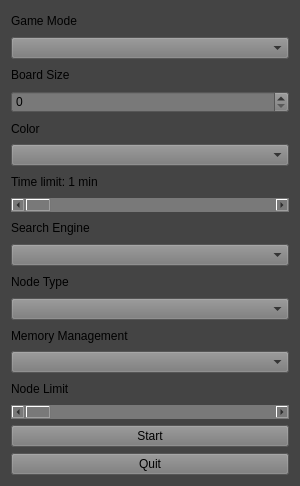
The window that ui/qt/omega/src/mainwindow.ui (Aenteas/MCTS) describes before a commit, drawn with Qt 5.
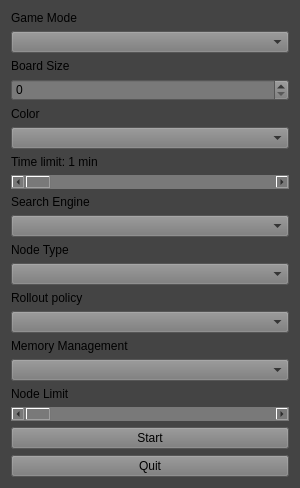
The same window after the commit.

Commit message: random policy

Patch:
```diff
--- a/ui/qt/omega/src/mainwindow.ui
+++ b/ui/qt/omega/src/mainwindow.ui
@@ -133,6 +133,21 @@
         </property>
        </widget>
       </item>
+      <item>
+       <widget class="QLabel" name="policyLabel">
+        <property name="text">
+         <string>Rollout policy</string>
+        </property>
+       </widget>
+      </item>
+      <item>
+       <widget class="QComboBox" name="policyComboBox">
+        <property name="styleSheet">
+         <string notr="true">background-color: rgb(121, 121, 121);
+selection-color: rgb(32, 105, 224);</string>
+        </property>
+       </widget>
+      </item>
       <item>
        <widget class="QLabel" name="memoryLabel">
         <property name="text">
```
The commit also changes 17 other files.
